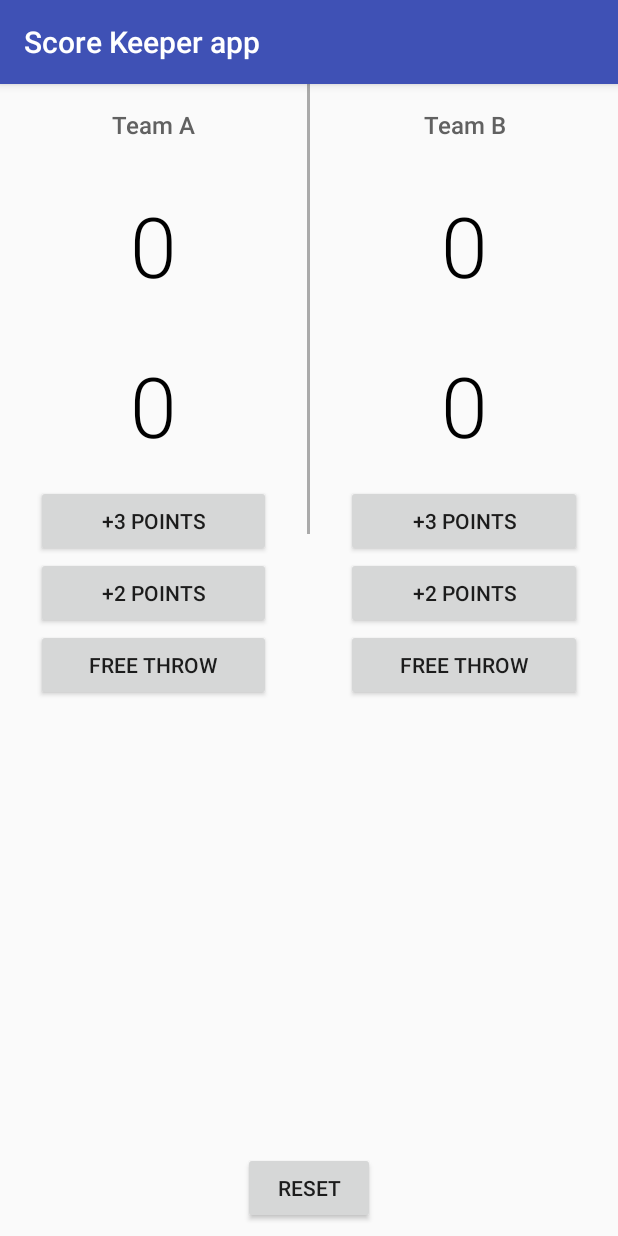
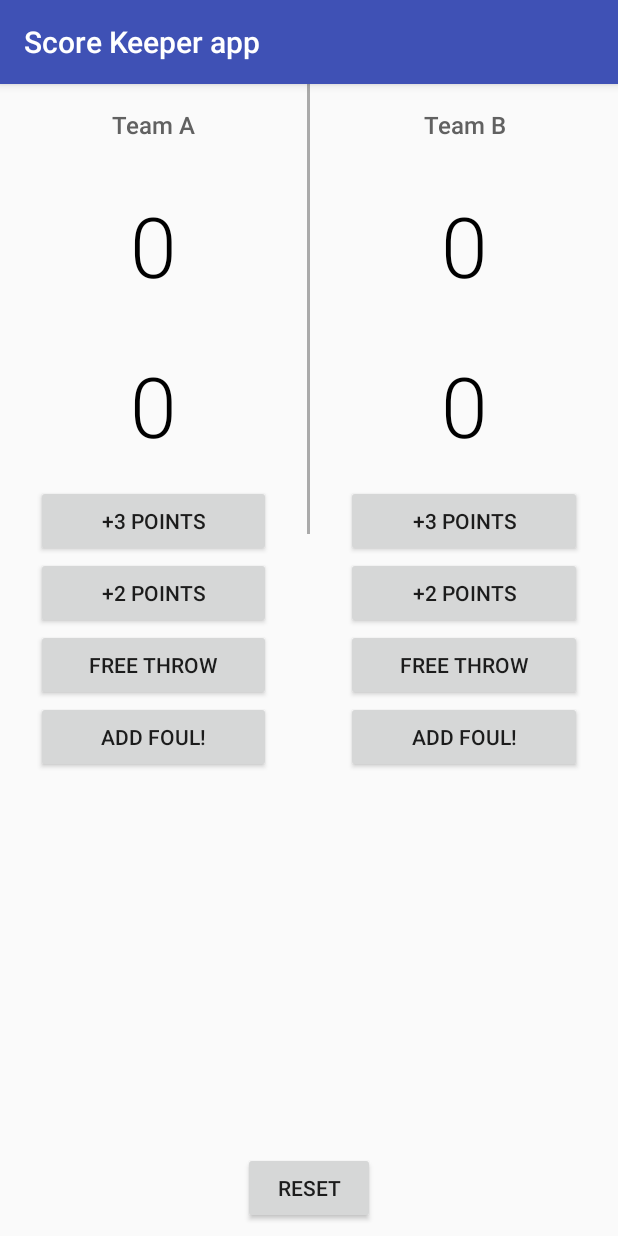
Before and after one commit to AlexandraDamaschin/ScoreKeeperApp, an Android app: the screen it shows after launch (MainActivity), on a phone screen of 412 x 824 dp. Run offline under Robolectric (Android 15) with nearby library versions, the phone set to English and light mode, and no system bars.

Commit message:
button for add fouls

```diff
--- a/app/src/main/res/layout/activity_main.xml
+++ b/app/src/main/res/layout/activity_main.xml
@@ -73,6 +73,15 @@
                 android:onClick="increment1PointA"
                 android:padding="8dp"
                 android:text="Free throw" />
+
+            <Button
+                android:layout_width="match_parent"
+                android:layout_height="wrap_content"
+                android:layout_marginLeft="24dp"
+                android:layout_marginRight="24dp"
+                android:onClick="addFouls"
+                android:padding="8dp"
+                android:text="Add foul!" />
         </LinearLayout>
 
         <!--separator line-->
@@ -146,6 +155,15 @@
                 android:onClick="increment1PointB"
                 android:padding="8dp"
                 android:text="Free throw" />
+
+            <Button
+                android:layout_width="match_parent"
+                android:layout_height="wrap_content"
+                android:layout_marginLeft="24dp"
+                android:layout_marginRight="24dp"
+                android:onClick="addFouls"
+                android:padding="8dp"
+                android:text="Add foul!" />
         </LinearLayout>
 
     </LinearLayout>
```
